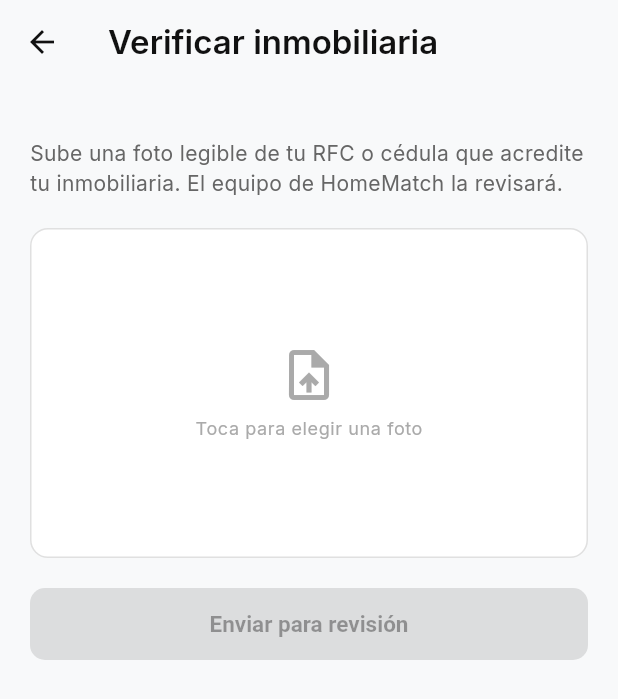
After one commit to Terreneitorr/homematch, a Flutter app: the VerificationDocumentView screen opened directly, on a phone screen of 412 x 824 dp. The commit adds this screen. Shown: the top 699 px of the screen. Run offline on Flutter 3.47's test engine with Material 3 defaults, Android fonts, the phone set to English and light mode, and no system bars; our stand-ins replace cached_network_image, dio, firebase_core, firebase_messaging, flutter_secure_storage, google_fonts and 3 more; missing offline and left inert: flutter_stripe; accounts and stored records are empty; network calls fail.

Commit message:
verificacion para las inmobiliarias

```diff
--- a/lib/features/auth/data/models/user_model.dart
+++ b/lib/features/auth/data/models/user_model.dart
@@ -11,6 +11,7 @@ class UserModel extends UserEntity {
     super.acceptedTerms,
     super.subscriptionPlan,
     super.subscriptionStatus,
+    super.verificationStatus,
   });
 
   factory UserModel.fromJson(Map<String, dynamic> json) {
@@ -24,6 +25,7 @@ class UserModel extends UserEntity {
       acceptedTerms: json['accepted_terms'] == true,
       subscriptionPlan: json['subscription_plan']?.toString(),
       subscriptionStatus: json['subscription_status']?.toString(),
+      verificationStatus: json['verification_status']?.toString(),
     );
   }
 
@@ -38,6 +40,7 @@ class UserModel extends UserEntity {
       'accepted_terms': acceptedTerms,
       'subscription_plan': subscriptionPlan,
       'subscription_status': subscriptionStatus,
+      'verification_status': verificationStatus,
     };
   }
 }
--- a/lib/features/auth/domain/entities/user_entity.dart
+++ b/lib/features/auth/domain/entities/user_entity.dart
@@ -8,6 +8,7 @@ class UserEntity {
   final bool acceptedTerms;
   final String? subscriptionPlan;
   final String? subscriptionStatus;
+  final String? verificationStatus;
 
   const UserEntity({
     required this.id,
@@ -19,6 +20,7 @@ class UserEntity {
     this.acceptedTerms = false,
     this.subscriptionPlan,
     this.subscriptionStatus,
+    this.verificationStatus,
   });
 
   /// true si tiene cualquier plan de pago activo (premium_user o agency)
--- /dev/null
+++ b/lib/features/profile/presentation/views/verification_document_view.dart
@@ -0,0 +1,203 @@
+import 'dart:io';
+import 'package:flutter/material.dart';
+import 'package:image_picker/image_picker.dart';
+import 'package:provider/provider.dart';
+import '../../../../core/network/upload_service.dart';
+import '../../../../core/network/dio_client.dart';
+import '../../../auth/presentation/viewmodels/auth_viewmodel.dart';
+
+class VerificationDocumentView extends StatefulWidget {
+  const VerificationDocumentView({super.key});
+
+  @override
+  State<VerificationDocumentView> createState() => _VerificationDocumentViewState();
+}
+
+class _VerificationDocumentViewState extends State<VerificationDocumentView> {
+  File? _pickedFile;
+  bool _uploading = false;
+  String? _error;
+
+  Future<void> _pickImage() async {
+    final picker = ImagePicker();
+    final picked = await picker.pickImage(source: ImageSource.gallery, imageQuality: 85);
+    if (picked != null) {
+      setState(() {
+        _pickedFile = File(picked.path);
+        _error = null;
+      });
+    }
+  }
+
+  Future<void> _submit() async {
+    if (_pickedFile == null) return;
+    setState(() { _uploading = true; _error = null; });
+
+    try {
+      final uploadService = UploadService();
+      final url = await uploadService.uploadImage(_pickedFile!);
+      if (url == null) {
+        throw Exception('No se pudo subir el documento, intenta de nuevo');
+      }
+
+      await DioClient().dio.post(
+        '/users/me/verification-document',
+        data: {'document_url': url},
+      );
+
+      if (mounted) {
+        await context.read<AuthViewModel>().refreshUser();
+      }
+
+      if (mounted) {
+        showDialog(
+          context: context,
+          builder: (_) => AlertDialog(
+            title: const Text('Documento enviado'),
+            content: const Text(
+              'Tu documento quedó en revisión. Te notificaremos cuando el '
+                  'equipo de HomeMatch confirme tu verificación.',
+            ),
+            actions: [
+              FilledButton(
+                onPressed: () {
+                  Navigator.pop(context);
+                  Navigator.pop(context);
+                },
+                child: const Text('Entendido'),
+              ),
+            ],
+          ),
+        );
+      }
+    } catch (e) {
+      setState(() => _error = e.toString());
+    } finally {
+      if (mounted) setState(() => _uploading = false);
+    }
+  }
+
+  @override
+  Widget build(BuildContext context) {
+    final theme = Theme.of(context);
+    final authVM = context.watch<AuthViewModel>();
+    final status = authVM.user?.verificationStatus;
+
+    return Scaffold(
+      appBar: AppBar(
+        title: Text('Verificar inmobiliaria', style: theme.textTheme.titleLarge),
+      ),
+      body: Padding(
+        padding: const EdgeInsets.all(20),
+        child: Column(
+          crossAxisAlignment: CrossAxisAlignment.start,
+          children: [
+            if (status == 'pending')
+              _StatusBanner(
+                theme: theme,
+                icon: Icons.hourglass_top,
+                color: theme.colorScheme.tertiary,
+                text: 'Tu documento está en revisión.',
+              )
+            else if (status == 'approved')
+              _StatusBanner(
+                theme: theme,
+                icon: Icons.verified,
+                color: theme.colorScheme.secondary,
+                text: 'Tu cuenta ya está verificada.',
+              )
+            else if (status == 'rejected')
+                _StatusBanner(
+                  theme: theme,
+                  icon: Icons.error_outline,
+                  color: theme.colorScheme.error,
+                  text: 'Tu documento fue rechazado. Sube uno nuevo.',
+                ),
+            const SizedBox(height: 16),
+            Text(
+              'Sube una foto legible de tu RFC o cédula que acredite tu '
+                  'inmobiliaria. El equipo de HomeMatch la revisará.',
+              style: theme.textTheme.bodyMedium?.copyWith(
+                  color: theme.colorScheme.onSurfaceVariant),
+            ),
+            const SizedBox(height: 20),
+            GestureDetector(
+              onTap: _uploading ? null : _pickImage,
+              child: Container(
+                height: 220,
+                width: double.infinity,
+                decoration: BoxDecoration(
+                  color: theme.colorScheme.surfaceContainerLowest,
+                  borderRadius: BorderRadius.circular(12),
+                  border: Border.all(color: theme.colorScheme.outlineVariant),
+                ),
+                child: _pickedFile != null
+                    ? ClipRRect(
+                  borderRadius: BorderRadius.circular(12),
+                  child: Image.file(_pickedFile!, fit: BoxFit.cover,
+                      width: double.infinity),
+                )
+                    : Column(
+                  mainAxisAlignment: MainAxisAlignment.center,
+                  children: [
+                    Icon(Icons.upload_file,
+                        size: 40, color: theme.colorScheme.outline),
+                    const SizedBox(height: 8),
+                    Text('Toca para elegir una foto',
+                        style: theme.textTheme.bodySmall?.copyWith(
+                            color: theme.colorScheme.outline)),
+                  ],
+                ),
+              ),
+            ),
+            if (_error != null) ...[
+              const SizedBox(height: 12),
+              Text(_error!, style: theme.textTheme.bodySmall?.copyWith(
+                  color: theme.colorScheme.error)),
+            ],
+            const SizedBox(height: 20),
+            SizedBox(
+              width: double.infinity,
+              child: FilledButton(
+                onPressed: (_pickedFile == null || _uploading) ? null : _submit,
+                style: FilledButton.styleFrom(minimumSize: const Size(0, 48)),
+                child: _uploading
+                    ? const SizedBox(width: 18, height: 18,
+                    child: CircularProgressIndicator(strokeWidth: 2))
+                    : const Text('Enviar para revisión'),
+              ),
+            ),
+          ],
+        ),
+      ),
+    );
+  }
+}
+
+class _StatusBanner extends StatelessWidget {
+  final ThemeData theme;
+  final IconData icon;
+  final Color color;
+  final String text;
+
+  const _StatusBanner({
+    required this.theme, required this.icon,
+    required this.color, required this.text,
+  });
+
+  @override
+  Widget build(BuildContext context) {
+    return Container(
+      padding: const EdgeInsets.all(12),
+      decoration: BoxDecoration(
+        color: color.withOpacity(0.12),
+        borderRadius: BorderRadius.circular(10),
+      ),
+      child: Row(children: [
+        Icon(icon, color: color, size: 20),
+        const SizedBox(width: 10),
+        Expanded(child: Text(text, style: theme.textTheme.bodySmall?.copyWith(color: color))),
+      ]),
+    );
+  }
+}
```
Also changed, not shown: lib/features/payments/presentation/views/payment_view.dart (+30 -8 lines), 4 other files.
